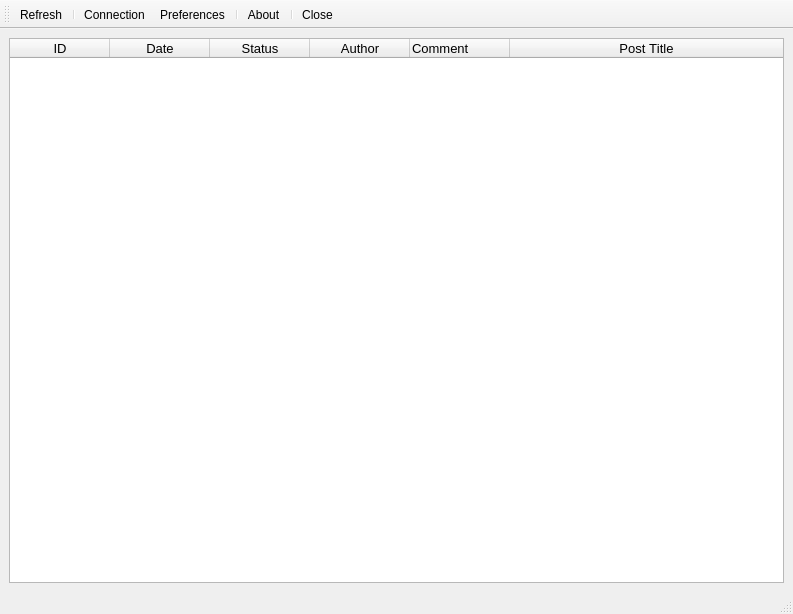
ekaputra07/wpcdesk, file ui/main.ui: the form before one commit.
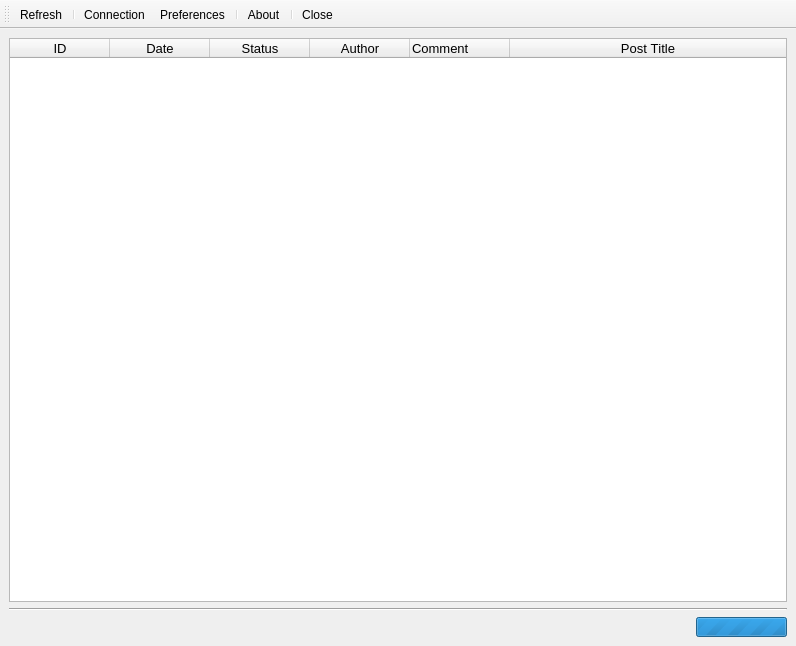
The form after the commit. Icons and pictures are not drawn.

Commit message: added progress bar and status bar

Diff of the .ui file:
```diff
--- a/ui/main.ui
+++ b/ui/main.ui
@@ -2,12 +2,15 @@
 <ui version="4.0">
  <class>mainWindow</class>
  <widget class="QMainWindow" name="mainWindow">
+  <property name="enabled">
+   <bool>true</bool>
+  </property>
   <property name="geometry">
    <rect>
     <x>0</x>
     <y>0</y>
-    <width>793</width>
-    <height>614</height>
+    <width>796</width>
+    <height>646</height>
    </rect>
   </property>
   <property name="windowTitle">
@@ -20,6 +23,15 @@
    <layout class="QVBoxLayout" name="verticalLayout">
     <item>
      <widget class="QTableWidget" name="tblComments">
+      <property name="enabled">
+       <bool>true</bool>
+      </property>
+      <property name="sizePolicy">
+       <sizepolicy hsizetype="Expanding" vsizetype="Expanding">
+        <horstretch>0</horstretch>
+        <verstretch>0</verstretch>
+       </sizepolicy>
+      </property>
       <property name="font">
        <font>
         <family>Arial</family>
@@ -146,10 +158,90 @@
       </column>
      </widget>
     </item>
+    <item>
+     <layout class="QVBoxLayout" name="verticalLayout_2">
+      <item>
+       <widget class="Line" name="line">
+        <property name="orientation">
+         <enum>Qt::Horizontal</enum>
+        </property>
+       </widget>
+      </item>
+     </layout>
+    </item>
+    <item>
+     <layout class="QHBoxLayout" name="horizontalLayout">
+      <property name="spacing">
+       <number>6</number>
+      </property>
+      <item>
+       <widget class="QLabel" name="statusLabel">
+        <property name="text">
+         <string/>
+        </property>
+       </widget>
+      </item>
+      <item>
+       <spacer name="horizontalSpacer">
+        <property name="orientation">
+         <enum>Qt::Horizontal</enum>
+        </property>
+        <property name="sizeHint" stdset="0">
+         <size>
+          <width>40</width>
+          <height>20</height>
+         </size>
+        </property>
+       </spacer>
+      </item>
+      <item>
+       <widget class="QProgressBar" name="progressBar">
+        <property name="enabled">
+         <bool>true</bool>
+        </property>
+        <property name="sizePolicy">
+         <sizepolicy hsizetype="Fixed" vsizetype="Ignored">
+          <horstretch>0</horstretch>
+          <verstretch>0</verstretch>
+         </sizepolicy>
+        </property>
+        <property name="mouseTracking">
+         <bool>false</bool>
+        </property>
+        <property name="autoFillBackground">
+         <bool>false</bool>
+        </property>
+        <property name="maximum">
+         <number>0</number>
+        </property>
+        <property name="value">
+         <number>-1</number>
+        </property>
+        <property name="textVisible">
+         <bool>false</bool>
+        </property>
+        <property name="orientation">
+         <enum>Qt::Horizontal</enum>
+        </property>
+        <property name="invertedAppearance">
+         <bool>false</bool>
+        </property>
+        <property name="textDirection">
+         <enum>QProgressBar::TopToBottom</enum>
+        </property>
+        <property name="format">
+         <string>loading...</string>
+        </property>
+       </widget>
+      </item>
+     </layout>
+    </item>
    </layout>
   </widget>
-  <widget class="QStatusBar" name="statusbar"/>
   <widget class="QToolBar" name="toolBar">
+   <property name="enabled">
+    <bool>true</bool>
+   </property>
    <property name="windowTitle">
     <string>toolBar</string>
    </property>
```
Left out of the diff: 5 changed lines with no effect on the pictures. The commit also changes 6 other files.
